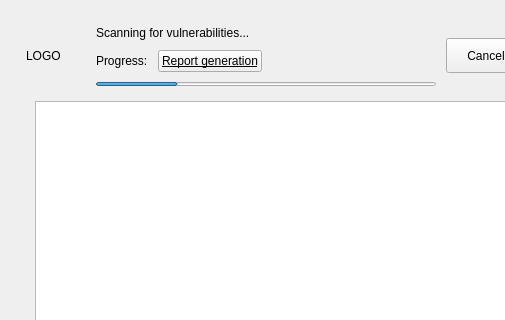
Before: the Qt Designer form plugins/gui/vulnerability/vulnerability-page.ui in openeuler-mirror/ks-ssr, drawn with Qt 5; both pictures show x 0 to 505 and y 0 to 320 of the 912 by 471 pixel window.
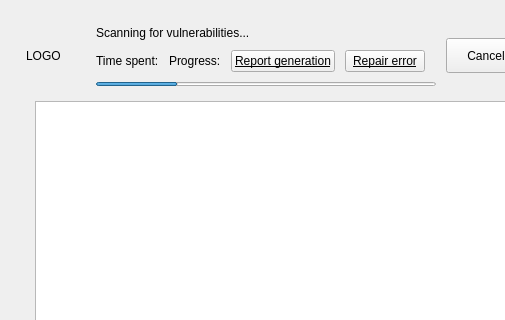
After: the same form once the commit is applied. Custom widgets are drawn as their Qt base class.

Commit message: fix（vulnerability）：add label m label curinfomore time - 漏洞列表去除状态,进度使用总进度

Diff of the .ui file:
```diff
--- a/plugins/gui/vulnerability/vulnerability-page.ui
+++ b/plugins/gui/vulnerability/vulnerability-page.ui
@@ -458,6 +458,28 @@
                </property>
               </widget>
              </item>
+             <item row="0" column="0">
+              <widget class="QLabel" name="m_labelCurInfoMore">
+               <property name="text">
+                <string>Time spent:</string>
+               </property>
+              </widget>
+             </item>
+             <item row="0" column="3">
+              <widget class="QPushButton" name="m_btnRepairError">
+               <property name="font">
+                <font>
+                 <underline>true</underline>
+                </font>
+               </property>
+               <property name="cursor">
+                <cursorShape>PointingHandCursor</cursorShape>
+               </property>
+               <property name="text">
+                <string>Repair error</string>
+               </property>
+              </widget>
+             </item>
             </layout>
            </item>
            <item>
```
